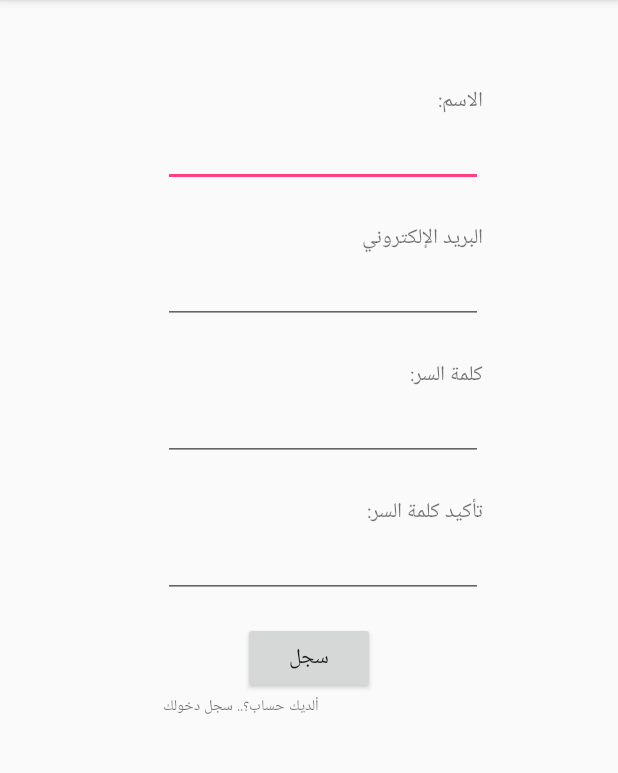
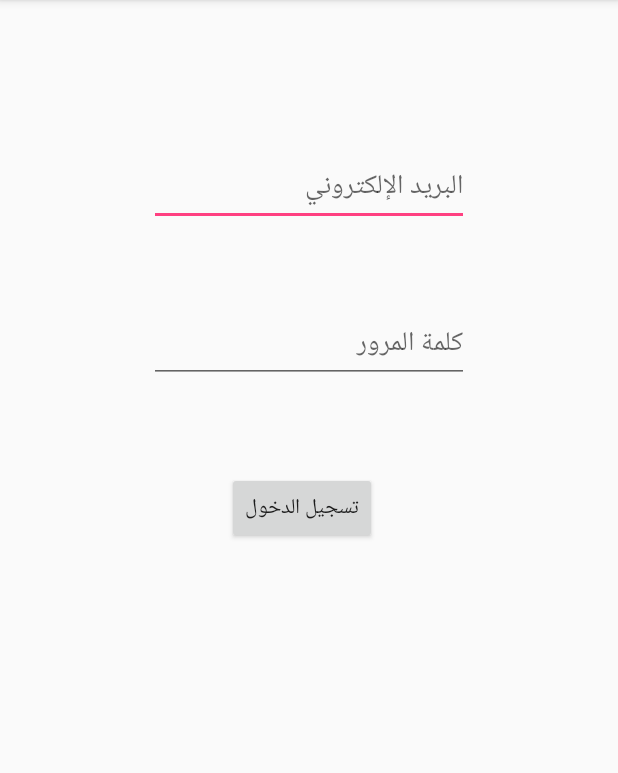
Before and after one commit to SarahAlhabeeb/Qafelah, an Android app: the screen it shows after launch (MainActivity before the commit, LoginActivity after it), after a tap on "ألديك حساب؟.. سجل دخولك", on a phone screen of 412 x 824 dp, the part 84-857 px from its top. Run offline under Robolectric (Android 15) with nearby library versions, the phone set to English and light mode, and no system bars.

Commit message:
Login Activity

```diff
--- a/app/src/main/AndroidManifest.xml
+++ b/app/src/main/AndroidManifest.xml
@@ -15,7 +15,8 @@
                 <category android:name="android.intent.category.LAUNCHER" />
             </intent-filter>
         </activity>
-        <activity android:name=".MainPageActivity"></activity>
+        <activity android:name=".MainPageActivity" />
+        <activity android:name=".LoginActivity"></activity>
     </application>
 
 </manifest>
--- /dev/null
+++ b/app/src/main/java/com/example/sara/qafelah/LoginActivity.java
@@ -0,0 +1,56 @@
+package com.example.sara.qafelah;
+
+import android.content.SharedPreferences;
+import android.support.v7.app.AppCompatActivity;
+import android.os.Bundle;
+import android.view.View;
+import android.widget.Button;
+import android.widget.EditText;
+import android.widget.Toast;
+
+public class LoginActivity extends AppCompatActivity {
+
+    Button login;
+    EditText emailEd,passEd;
+    String email,pass;
+    DBClass appDB;
+
+    @Override
+    protected void onCreate(Bundle savedInstanceState) {
+        super.onCreate(savedInstanceState);
+        setContentView(R.layout.activity_login);
+
+        login = (Button) findViewById(R.id.btnLogin);
+        emailEd = (EditText) findViewById(R.id.txtEmail);
+        passEd = (EditText) findViewById(R.id.txtPass);
+
+        appDB = new DBClass(this);
+
+        passEd.setLongClickable(false);
+
+        login.setOnClickListener(new View.OnClickListener() {
+            @Override
+            public void onClick(View v) {
+
+                email = emailEd.getText().toString();
+                email = email.toLowerCase();
+                pass = passEd.getText().toString();
+
+
+                if (!appDB.isEmailExist(email)) {
+                    Toast.makeText(getApplicationContext(), "البريد الإلكتروني غير موجود !", Toast.LENGTH_LONG).show();
+                    emailEd.setText("");
+                    passEd.setText("");
+                    return;
+                }
+                if (appDB.isEmailExist(email)) {
+                    if (appDB.emailCheck(email) && appDB.passCheck(pass)) {
+                        Toast.makeText(getApplicationContext(), "تم تسجيل دخولك بنجاح", Toast.LENGTH_LONG).show();
+                        //here we have to put the Activity we want to open after login :)
+                    } else
+                        Toast.makeText(getApplicationContext(), "كلمة المرور غير صحيحة", Toast.LENGTH_LONG).show();
+                }
+            }
+        });
+    }
+}
--- a/app/src/main/java/com/example/sara/qafelah/MainActivity.java
+++ b/app/src/main/java/com/example/sara/qafelah/MainActivity.java
@@ -38,7 +38,7 @@ public class MainActivity extends AppCompatActivity {
 
         appDB = new DBClass(this);
 
-        //to disable copy/past in password fields :)
+        //to disable copy/paste in password fields :)
         passEdit.setLongClickable(false);
         confirmPassEdit.setLongClickable(false);
 
@@ -72,7 +72,7 @@ public class MainActivity extends AppCompatActivity {
                 passEdit.setText("");
                 confirmPassEdit.setText("");
 
-                if(!appDB.isEmailExit(email)) {
+                if(!appDB.isEmailExist(email)) {
 
                     if (pass.equals(confirmPass)) {
                         appDB.addUserRecord(name,email,pass, 0 , 1 );
@@ -105,8 +105,8 @@ public class MainActivity extends AppCompatActivity {
             //go to login Activity
             if(v.getId() == R.id.loginView){
 
-//                Intent in = new Intent(getApplicationContext(),LoginActivity.class);
-//                startActivity(in);
+                Intent in = new Intent(getApplicationContext(),LoginActivity.class);
+               startActivity(in);
 
                 }
             }
--- /dev/null
+++ b/app/src/main/res/layout/activity_login.xml
@@ -0,0 +1,47 @@
+<?xml version="1.0" encoding="utf-8"?>
+<RelativeLayout xmlns:android="http://schemas.android.com/apk/res/android"
+    xmlns:tools="http://schemas.android.com/tools"
+    android:id="@+id/activity_login"
+    android:layout_width="match_parent"
+    android:layout_height="match_parent"
+    android:paddingBottom="@dimen/activity_vertical_margin"
+    android:paddingLeft="@dimen/activity_horizontal_margin"
+    android:paddingRight="@dimen/activity_horizontal_margin"
+    android:paddingTop="@dimen/activity_vertical_margin"
+    tools:context="com.example.sara.qafelah.LoginActivity">
+
+    <EditText
+        android:layout_width="wrap_content"
+        android:layout_height="wrap_content"
+        android:inputType="textPersonName"
+        android:ems="10"
+        android:layout_alignParentTop="true"
+        android:layout_centerHorizontal="true"
+        android:layout_marginTop="83dp"
+        android:id="@+id/txtEmail"
+        android:hint="البريد الإلكتروني" />
+
+    <EditText
+        android:layout_width="wrap_content"
+        android:layout_height="wrap_content"
+        android:inputType="textPersonName"
+        android:ems="10"
+        android:layout_marginTop="53dp"
+        android:id="@+id/txtPass"
+        android:layout_below="@+id/txtEmail"
+        android:layout_alignLeft="@+id/txtEmail"
+        android:layout_alignStart="@+id/txtEmail"
+        android:hint="كلمة المرور" />
+
+    <Button
+        android:text="تسجيل الدخول"
+        android:layout_width="wrap_content"
+        android:layout_height="wrap_content"
+        android:layout_below="@+id/txtPass"
+        android:layout_alignLeft="@+id/txtPass"
+        android:layout_alignStart="@+id/txtPass"
+        android:layout_marginLeft="52dp"
+        android:layout_marginStart="52dp"
+        android:layout_marginTop="59dp"
+        android:id="@+id/btnLogin" />
+</RelativeLayout>
```
Also changed, not shown: app/src/main/java/com/example/sara/qafelah/DBClass.java (+76 -43 lines).
